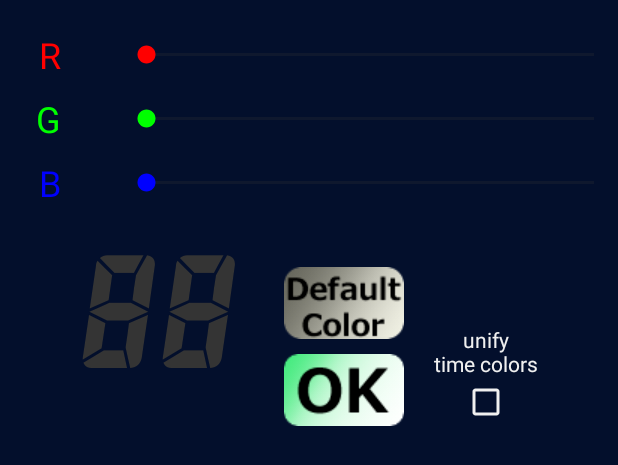
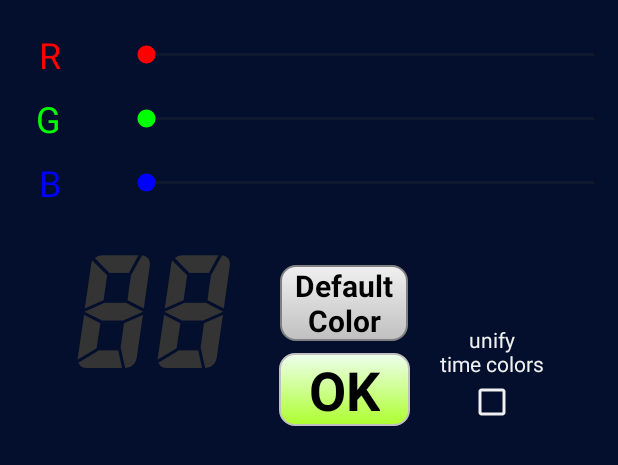
Before and after one commit to YutarohKubo/KotlinDigitalClock, an Android app: the layout layout_set_color_popup.xml on its own in the app's theme, with its tools: preview values and no code run, on a phone screen of 412 x 824 dp. Shown: the top 465 px of the screen. Run offline under Robolectric (Android 15) with nearby library versions, the phone set to English and light mode, and no system bars.

Commit message:
カラー選択ポップアップの各種ボタンのUIを修正した(ImageViewからTextViewへ適宜変更した)のと、背景画像のロード・セーブ処理に関して、ソースコード内コメントを追加した

```diff
--- a/app/src/main/java/chom/arikui/waffle/digitalclockapp/FileIOWrapper.kt
+++ b/app/src/main/java/chom/arikui/waffle/digitalclockapp/FileIOWrapper.kt
@@ -288,6 +288,7 @@ class FileIOWrapper(private val mActivity: MainActivity) {
         try {
             val file = File(mActivity.filesDir, BACKGROUND_PIC_FILE_NAME)
             if (file.exists()) {
+                // セーブ時に、0byteのbackground_pic.dcが出力されていた場合は、decodeできないため、nullが返ってくる
                 ClockSettingDataHolder.backgroundBmp = BitmapFactory.decodeFile(file.path)
             } else {
                 ClockSettingDataHolder.backgroundBmp = null
@@ -300,6 +301,8 @@ class FileIOWrapper(private val mActivity: MainActivity) {
 
     /**
      * 背景画像を保存する
+     * 追加書き込みモード(Context.MODE_PRIVATE|Context.MODE_APPEND)ではないため、ClockSettingDataHolder.backgroundBmp == nullの場合には、
+     * 0byteのbackground_pic.dcが出力される
      */
     fun saveBackgroundPic() {
         try {
--- a/app/src/main/java/chom/arikui/waffle/digitalclockapp/MainActivity.kt
+++ b/app/src/main/java/chom/arikui/waffle/digitalclockapp/MainActivity.kt
@@ -579,4 +579,22 @@ class MainActivity : AppCompatActivity(), CoroutineScope {
 
         return p
     }
+
+    /**
+     * viewの輝度/半輝度設定
+     *
+     * @param view     view
+     * @param isEnable 輝度(true)/半輝度(false)
+     */
+    fun setViewEnabled(view: View?, isEnable: Boolean) {
+        if (view == null) {
+            return
+        }
+        view.isEnabled = isEnable
+        if (isEnable) {
+            view.alpha = 1.0f
+        } else {
+            view.alpha = 0.3f
+        }
+    }
 }
--- a/app/src/main/java/chom/arikui/waffle/digitalclockapp/PopupColor.kt
+++ b/app/src/main/java/chom/arikui/waffle/digitalclockapp/PopupColor.kt
@@ -2,7 +2,6 @@ package chom.arikui.waffle.digitalclockapp
 
 import android.content.Intent
 import android.graphics.Bitmap
-import android.graphics.BitmapFactory
 import android.graphics.Color
 import android.graphics.Matrix
 import android.graphics.drawable.BitmapDrawable
@@ -20,7 +19,8 @@ class PopupColor(private val activity: MainActivity) {
     private var mPopupWindow: PopupWindow? = null
     private lateinit var imagePicSetting: ImageView
     private var imageBmp: Bitmap? = null
-    private lateinit var buttonImageRotate: ImageButton
+    private lateinit var buttonImageRotate: View
+    private var buttonReset: TextView? = null
 
     fun showPopup(v: View) {
         mPopupWindow = PopupWindow(activity)
@@ -39,8 +39,8 @@ class PopupColor(private val activity: MainActivity) {
         val sampleBackgroundFrame = popupView.findViewById<FrameLayout>(R.id.frame_background_setting)
         imagePicSetting = popupView.findViewById(R.id.image_pic_setting)
         val sampleTextTitle = popupView.findViewById<TextView>(R.id.text_sample_title)
-        val buttonDefaultColor = popupView.findViewById<ImageButton>(R.id.button_default_color)
-        val buttonColorOk = popupView.findViewById<ImageButton>(R.id.button_color_ok)
+        val buttonDefaultColor = popupView.findViewById<TextView>(R.id.button_default_color)
+        val buttonColorOk = popupView.findViewById<TextView>(R.id.button_color_ok)
         val checkBoxUnifyArea = popupView.findViewById<LinearLayout>(R.id.checkbox_unify_area)
         val checkBoxUnifyColor = popupView.findViewById<CheckBox>(R.id.checkbox_unify_colors)
         val radioBackgroundMode = popupView.findViewById<RadioGroup>(R.id.radio_background_mode)
@@ -125,6 +125,7 @@ class PopupColor(private val activity: MainActivity) {
                     // 画像回転ボタン押下で、時計回りに90度回転
                     imageSampleRotate90()
                 }
+                buttonReset = popupView.findViewById(R.id.button_reset)
                 val spaceOkBelow = popupView.findViewById<Space>(R.id.space_button_ok_below)
                 radioBackgroundMode.setOnCheckedChangeListener { group, checkedId ->
                     when(checkedId) {
@@ -132,6 +133,7 @@ class PopupColor(private val activity: MainActivity) {
                             imagePicSetting.visibility = View.GONE
                             imageSettingArea.visibility = View.GONE
                             buttonDefaultColor.visibility = View.VISIBLE
+                            buttonReset?.visibility = View.GONE
                             spaceOkBelow.visibility = View.GONE
                             sampleTextTitle.visibility = View.VISIBLE
                         }
@@ -139,6 +141,7 @@ class PopupColor(private val activity: MainActivity) {
                             imagePicSetting.visibility = View.VISIBLE
                             imageSettingArea.visibility = View.VISIBLE
                             buttonDefaultColor.visibility = View.GONE
+                            buttonReset?.visibility = View.VISIBLE
                             spaceOkBelow.visibility = View.VISIBLE
                             sampleTextTitle.visibility = View.GONE
                         }
@@ -150,6 +153,11 @@ class PopupColor(private val activity: MainActivity) {
                 buttonSetPicture.setOnClickListener {
                     // ユーザー指定のファイル管理アプリに飛ばして、画像を選択させる
                     openImageSelecting()
+                }
+                // リセットボタン
+                buttonReset?.setOnClickListener {
+                    // 背景画像のリセット
+                    setImageSampleFromBitmap(null)
                 }
                 // 表示色の統一チェックボックスは非表示とする
                 checkBoxUnifyArea.visibility = View.GONE
@@ -287,6 +295,7 @@ class PopupColor(private val activity: MainActivity) {
 
         })
 
+        // Default Colorボタンのリスナー登録
         buttonDefaultColor.setOnClickListener { _ ->
             val defaultRedValue: Int
             val defaultGreenValue: Int
@@ -462,7 +471,7 @@ class PopupColor(private val activity: MainActivity) {
                 imagePicSetting.setImageBitmap(bitmap)
             }
             // 画像回転ボタンの有効無効状態を更新する
-            updateStateImageRotate()
+            updateStateImageRotateAndReset()
         }
     }
 
@@ -483,11 +492,12 @@ class PopupColor(private val activity: MainActivity) {
     /**
      * 画像回転ボタンの有効無効状態を更新する
      */
-    private fun updateStateImageRotate() {
-        buttonImageRotate.isEnabled = imageBmp != null
+    private fun updateStateImageRotateAndReset() {
+        activity.setViewEnabled(buttonImageRotate, imageBmp != null)
+        activity.setViewEnabled(buttonReset, imageBmp != null)
     }
 
-    fun isShowing() = (mPopupWindow !=null && mPopupWindow!!.isShowing)
+    fun isShowing() = (mPopupWindow != null && mPopupWindow!!.isShowing)
 
     /**
      * 画像選択アプリへ移行する (Todo VERSION_CODES.KITKAT以降)
--- /dev/null
+++ b/app/src/main/res/drawable/grad_green_background_shape.xml
@@ -0,0 +1,18 @@
+<?xml version="1.0" encoding="utf-8"?>
+<selector xmlns:android="http://schemas.android.com/apk/res/android">
+    <item android:state_pressed="true">
+        <shape>
+            <stroke android:width="1dp" android:color="@color/silver" />
+            <solid android:color="@color/forestgreen" />
+            <corners android:radius="10dp" />
+        </shape>
+    </item>
+
+    <item>
+        <shape>
+            <stroke android:width="1dp" android:color="@color/silver" />
+            <corners android:radius="10dp" />
+            <gradient android:angle="90" android:endColor="@color/green_almost_white" android:startColor="@color/green_yellow" android:type="linear" />
+        </shape>
+    </item>
+</selector>
--- a/app/src/main/res/drawable/ic_baseline_rotate_right_48.xml
+++ b/app/src/main/res/drawable/ic_baseline_rotate_right_48.xml
@@ -1,5 +1,5 @@
 <vector android:autoMirrored="true" android:height="48dp"
-    android:tint="#C0C0C0" android:viewportHeight="24"
+    android:tint="#000000" android:viewportHeight="24"
     android:viewportWidth="24" android:width="48dp" xmlns:android="http://schemas.android.com/apk/res/android">
     <path android:fillColor="@android:color/white" android:pathData="M15.55,5.55L11,1v3.07C7.06,4.56 4,7.92 4,12s3.05,7.44 7,7.93v-2.02c-2.84,-0.48 -5,-2.94 -5,-5.91s2.16,-5.43 5,-5.91L11,10l4.55,-4.45zM19.93,11c-0.17,-1.39 -0.72,-2.73 -1.62,-3.89l-1.42,1.42c0.54,0.75 0.88,1.6 1.02,2.47h2.02zM13,17.9v2.02c1.39,-0.17 2.74,-0.71 3.9,-1.61l-1.44,-1.44c-0.75,0.54 -1.59,0.89 -2.46,1.03zM16.89,15.48l1.42,1.41c0.9,-1.16 1.45,-2.5 1.62,-3.89h-2.02c-0.14,0.87 -0.48,1.72 -1.02,2.48z"/>
 </vector>
--- a/app/src/main/res/layout/layout_set_color_popup.xml
+++ b/app/src/main/res/layout/layout_set_color_popup.xml
@@ -253,12 +253,21 @@
                     android:textColor="@color/black"
                     android:textSize="18sp" />
 
-                <ImageButton
+                <RelativeLayout
                     android:id="@+id/button_image_rotate"
-                    android:layout_width="36dp"
-                    android:layout_height="36dp"
+                    android:layout_width="32dp"
+                    android:layout_height="32dp"
                     android:layout_marginLeft="10dp"
-                    android:background="@drawable/ic_baseline_rotate_right_48" />
+                    android:background="@drawable/grad_silver_background_shape">
+
+                    <ImageView
+                        android:id="@+id/image_rotate"
+                        android:layout_width="32dp"
+                        android:layout_height="32dp"
+                        android:layout_centerInParent="true"
+                        android:src="@drawable/ic_baseline_rotate_right_48" />
+
+                </RelativeLayout>
 
             </LinearLayout>
 
@@ -271,18 +280,43 @@
             android:gravity="bottom|center_horizontal"
             android:orientation="vertical">
 
-            <ImageButton
+            <TextView
                 android:id="@+id/button_default_color"
                 android:layout_width="wrap_content"
                 android:layout_height="wrap_content"
-                android:layout_marginBottom="10dp"
-                android:background="@drawable/button_default_color_style"/>
+                android:gravity="center"
+                android:paddingHorizontal="10dp"
+                android:layout_marginBottom="8dp"
+                android:background="@drawable/grad_silver_background_shape"
+                android:textSize="20sp"
+                android:textStyle="bold"
+                android:textColor="@color/black"
+                android:text="@string/default_color" />
 
-            <ImageButton
+            <TextView
+                android:id="@+id/button_reset"
+                android:layout_width="wrap_content"
+                android:layout_height="wrap_content"
+                android:visibility="gone"
+                android:paddingHorizontal="10dp"
+                android:paddingVertical="2dp"
+                android:layout_marginBottom="8dp"
+                android:background="@drawable/grad_silver_background_shape"
+                android:textSize="28sp"
+                android:textStyle="bold"
+                android:textColor="@color/black"
+                android:text="@string/reset" />
+
+            <TextView
                 android:id="@+id/button_color_ok"
                 android:layout_width="wrap_content"
                 android:layout_height="wrap_content"
-                android:background="@drawable/button_ok_style"/>
+                android:paddingHorizontal="20dp"
+                android:background="@drawable/grad_green_background_shape"
+                android:textSize="36sp"
+                android:textStyle="bold"
+                android:textColor="@color/black"
+                android:text="@string/ok" />
 
             <Space
                 android:id="@+id/space_button_ok_below"
--- a/app/src/main/res/values/colors.xml
+++ b/app/src/main/res/values/colors.xml
@@ -17,4 +17,7 @@
     <color name="gray">#808080</color>
     <color name="silver">#C0C0C0</color>
     <color name="black_silver">#4B4B4B</color>
+    <color name="forestgreen">#228B22</color>
+    <color name="green_yellow">#ADFF2F</color>
+    <color name="green_almost_white">#EEFFEE</color>
 </resources>
--- a/app/src/main/res/values/strings.xml
+++ b/app/src/main/res/values/strings.xml
@@ -10,6 +10,7 @@
     <string name="color_g">G</string>
     <string name="color_b">B</string>
     <string name="ok">OK</string>
+    <string name="default_color">Default\nColor</string>
     <string name="unify_time_colors">unify\ntime colors</string>
     <string name="unify_time_colors_dialog_message">All time colors will be unified.\nIs it OK?</string>
     <string name="confirming_app_finish_dialog_message">This app will be closed.\nIs it OK?</string>
@@ -26,5 +27,6 @@
     <string name="apply_picture">Picture</string>
     <string name="apply_color">Color</string>
     <string name="setting">Setting</string>
+    <string name="reset">Reset</string>
     <string name="alert_no_alarm_data">Not exist alarm data.</string>
 </resources>
```
Also changed, not shown: 1 other file.
